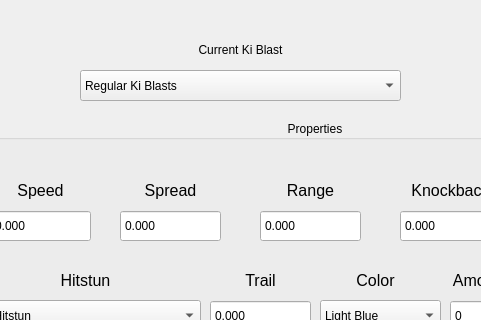
Qt form src/ui/paramSections/kiframe.ui (jagger1407/NeoStudio) before a commit; both pictures show x 240 to 721 and y 0 to 320 of the 922 by 545 pixel window.
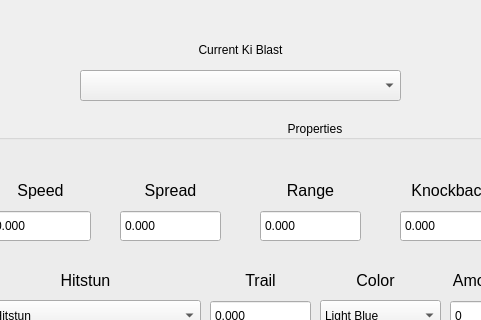
The same form after that commit.

```diff
--- a/src/ui/paramSections/kiframe.ui
+++ b/src/ui/paramSections/kiframe.ui
@@ -195,7 +195,7 @@
     <string notr="true"/>
    </property>
    <property name="currentIndex">
-    <number>0</number>
+    <number>-1</number>
    </property>
    <item>
     <property name="text">
```
